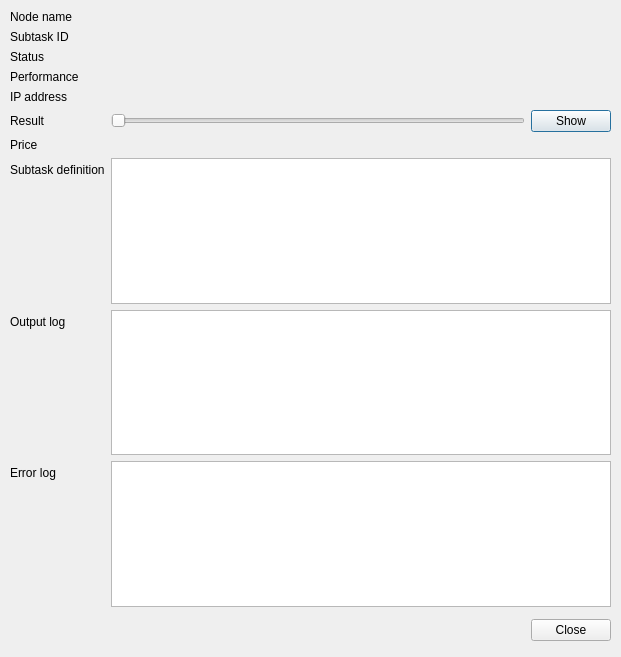
Before: the Qt Designer form gnr/ui/SubtaskDetailsDialog.ui in golemfactory/clay, drawn with Qt 5.
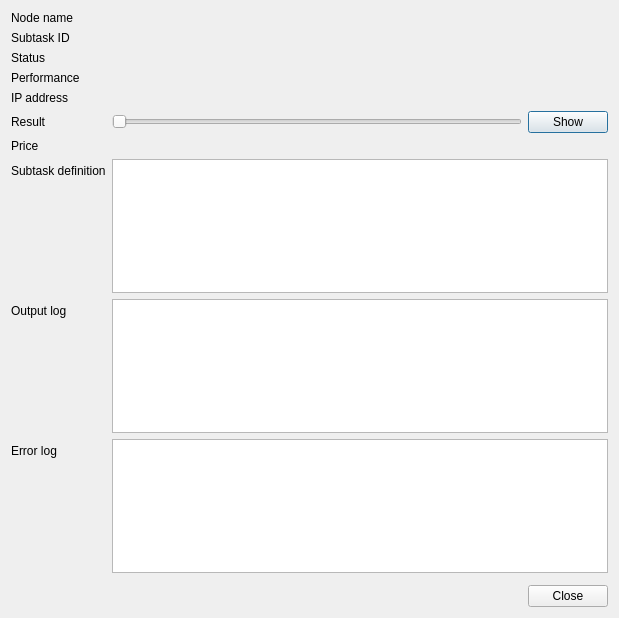
After: the same form once the commit is applied.

Commit message: scale task and subtask details dialog

```diff
--- a/gnr/ui/SubtaskDetailsDialog.ui
+++ b/gnr/ui/SubtaskDetailsDialog.ui
@@ -9,22 +9,15 @@
    <rect>
     <x>0</x>
     <y>0</y>
-    <width>621</width>
-    <height>657</height>
+    <width>619</width>
+    <height>618</height>
    </rect>
   </property>
   <property name="windowTitle">
    <string>Dialog</string>
   </property>
-  <widget class="QWidget" name="verticalLayoutWidget">
-   <property name="geometry">
-    <rect>
-     <x>10</x>
-     <y>10</y>
-     <width>601</width>
-     <height>631</height>
-    </rect>
-   </property>
+  <layout class="QGridLayout" name="gridLayout_2">
+   <item row="0" column="0">
    <layout class="QVBoxLayout" name="verticalLayout">
     <item>
      <layout class="QGridLayout" name="gridLayout"/>
@@ -272,7 +265,8 @@
      </layout>
     </item>
    </layout>
-  </widget>
+   </item>
+  </layout>
  </widget>
  <tabstops>
   <tabstop>subtaskDefinitionTextEdit</tabstop>
```
Lines whose indentation alone changed are shown as unchanged. The commit also changes 1 other file.
